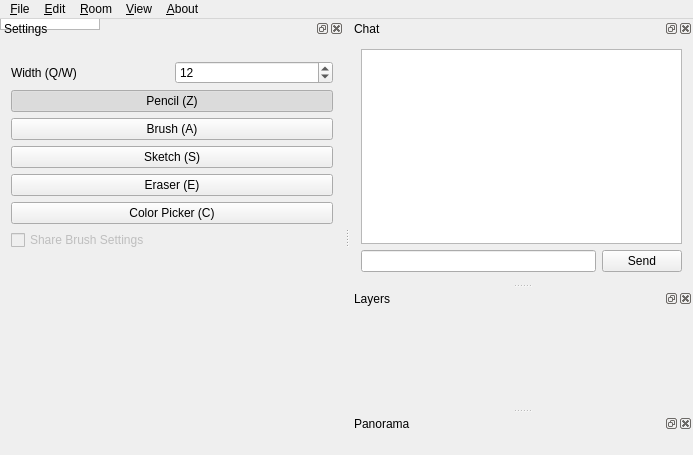
liuyanghejerry/painttyWidget, file widgets/mainwindow.ui: the form before one commit.
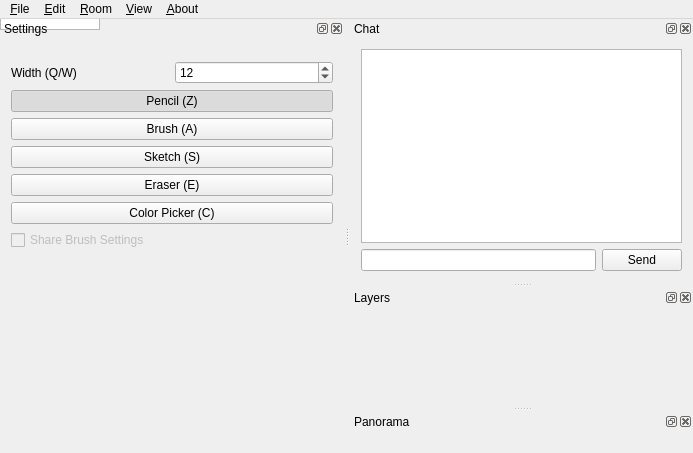
The form after the commit. Custom widgets are drawn as their Qt base class.

Commit message: 对布局进行调整，以及试试中文

Diff of the .ui file:
```diff
--- a/widgets/mainwindow.ui
+++ b/widgets/mainwindow.ui
@@ -7,7 +7,7 @@
     <x>0</x>
     <y>0</y>
     <width>693</width>
-    <height>455</height>
+    <height>453</height>
    </rect>
   </property>
   <property name="windowTitle">
```
Left out of the diff: 11 changed lines with no effect on the pictures. The commit also changes 2 other files.
